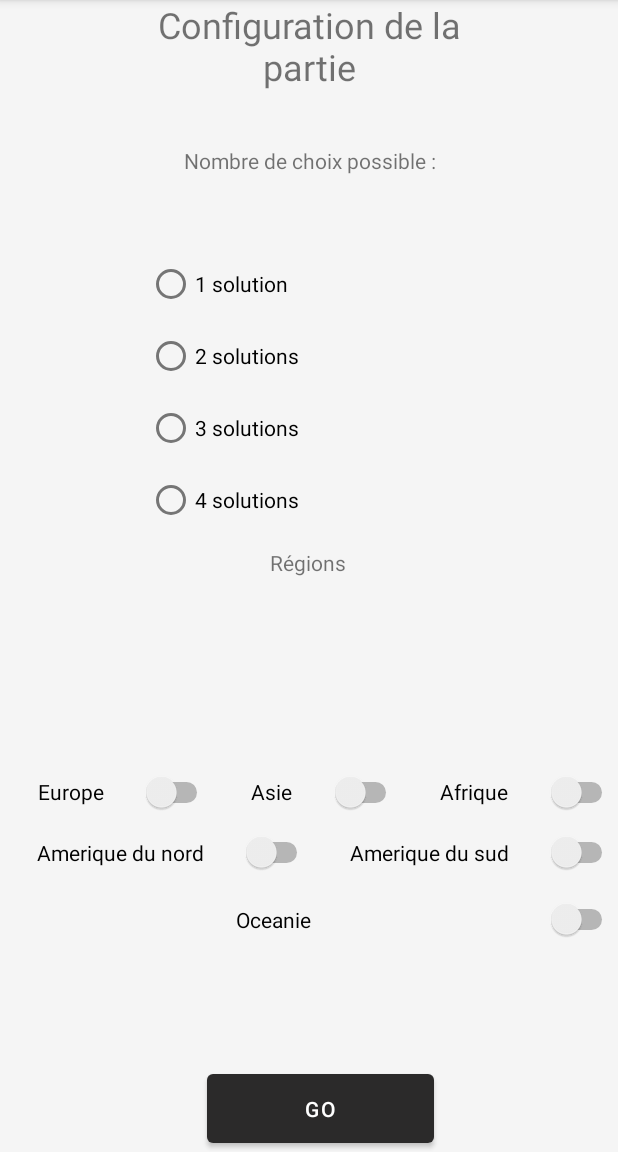
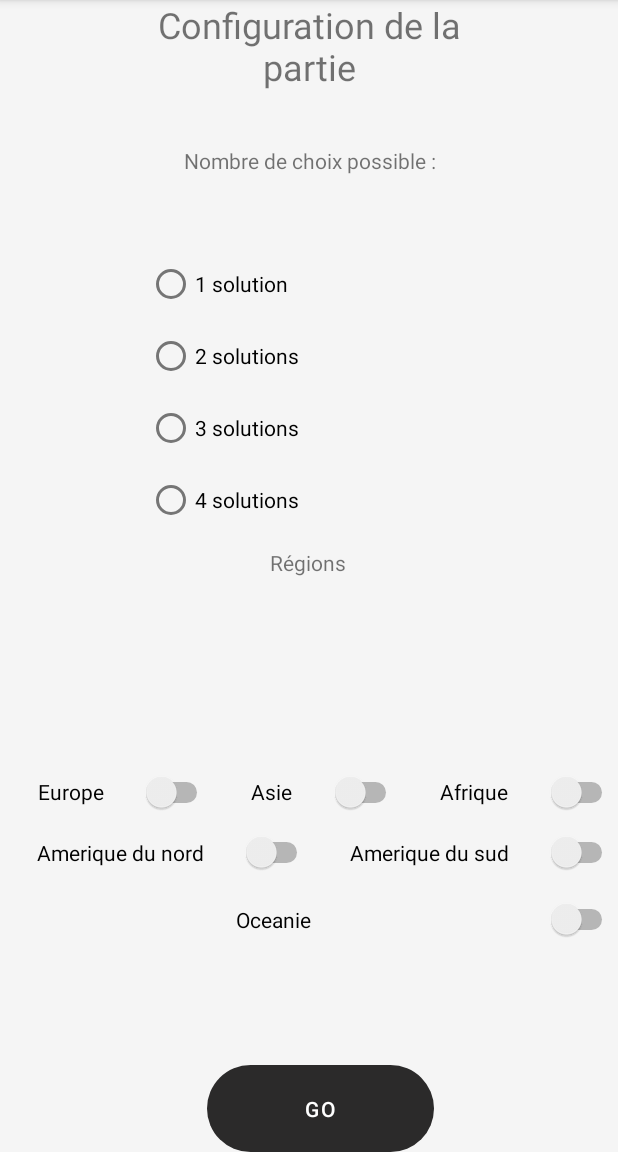
Before and after one commit to blochdu62/Android_Projet, an Android app: the SetUpFragment screen opened through its navigation route, on a phone screen of 412 x 824 dp, the part 84-1236 px from its top. Run offline under Robolectric (Android 15) with nearby library versions, the phone set to English and light mode, and no system bars.

Commit message:
button_rounded.xml

```diff
--- /dev/null
+++ b/app/src/main/res/drawable/button_rounded.xml
@@ -0,0 +1,6 @@
+<shape xmlns:android="http://schemas.android.com/apk/res/android"
+    android:shape="rectangle">
+
+    <corners android:radius="30dp" />
+
+</shape>
--- a/app/src/main/res/layout/fragment_main.xml
+++ b/app/src/main/res/layout/fragment_main.xml
@@ -23,10 +23,12 @@
         android:layout_width="199dp"
         android:layout_height="65dp"
         android:text="Jouer"
+        app:iconPadding="8dp"
         app:layout_constraintBottom_toBottomOf="parent"
         app:layout_constraintEnd_toEndOf="parent"
         app:layout_constraintStart_toStartOf="parent"
         app:layout_constraintTop_toBottomOf="@+id/imageView"
+        android:background="@drawable/button_rounded"
         app:layout_constraintVertical_bias="0.0" />
 
 </androidx.constraintlayout.widget.ConstraintLayout>
--- a/app/src/main/res/layout/fragment_set_up.xml
+++ b/app/src/main/res/layout/fragment_set_up.xml
@@ -84,6 +84,7 @@
         app:layout_constraintBottom_toBottomOf="parent"
         app:layout_constraintEnd_toEndOf="parent"
         app:layout_constraintHorizontal_bias="0.53"
+        android:background="@drawable/button_rounded"
         app:layout_constraintStart_toStartOf="parent" />
 
     <LinearLayout
```
